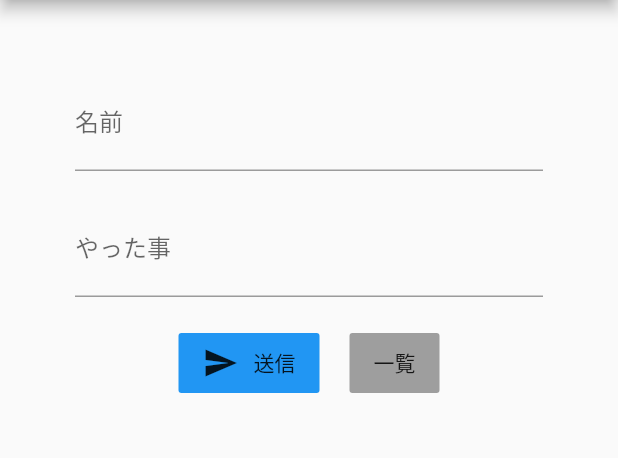
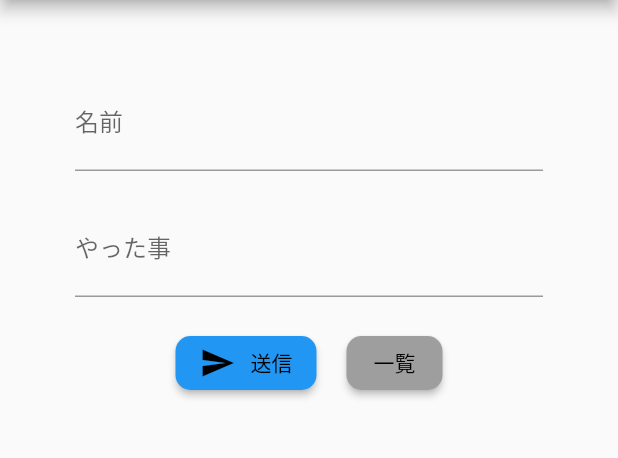
Before and after one commit to nanakamado/studyLogApp, a Flutter app: the screen it shows after launch, on a phone screen of 412 x 824 dp, the part 84-542 px from its top. Run offline on Flutter 3.47's test engine with Material 2 defaults, Android fonts, the phone set to English and light mode, and no system bars.

Commit message:
fix: FlatButton → ElevatedButton

```diff
--- a/study_log_app/lib/main.dart
+++ b/study_log_app/lib/main.dart
@@ -78,9 +78,14 @@ class _MyHomePageState extends State<MyHomePage> {
                 child: Row(
                   mainAxisAlignment: MainAxisAlignment.center,
                   children: <Widget>[
-                    FlatButton(
+                    ElevatedButton(
                       onPressed: _submission,
-                      color: Colors.blue,
+                      style: ElevatedButton.styleFrom(
+                        primary: Colors.blue,
+                        shape: RoundedRectangleBorder(
+                          borderRadius: BorderRadius.circular(10),
+                        ),
+                      ),
                       child: Row(
                         children: <Widget>[
                           Icon(Icons.send,),
@@ -90,9 +95,14 @@ class _MyHomePageState extends State<MyHomePage> {
                       ),
                     ),
                     SizedBox(width: 20.0,),
-                    FlatButton(
+                    ElevatedButton(
                       onPressed: _getText,
-                      color: Colors.grey,
+                      style: ElevatedButton.styleFrom(
+                        primary: Colors.grey,
+                        shape: RoundedRectangleBorder(
+                          borderRadius: BorderRadius.circular(10),
+                        ),
+                      ),
                       child: const Text('一覧'),
                     ),
                   ],
```
